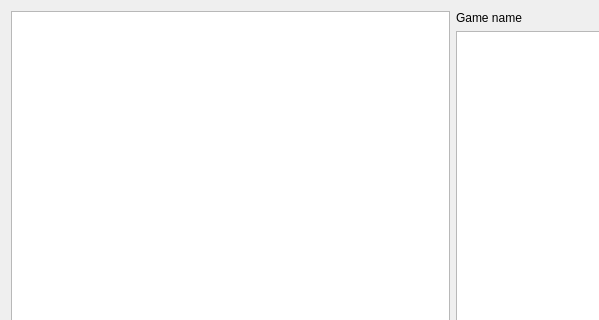
moebiusproject/moebiustoolkit, file src/gamebrowserpage.ui: the form before one commit; both pictures show x 0 to 599 and y 0 to 320 of the 905 by 775 pixel window.
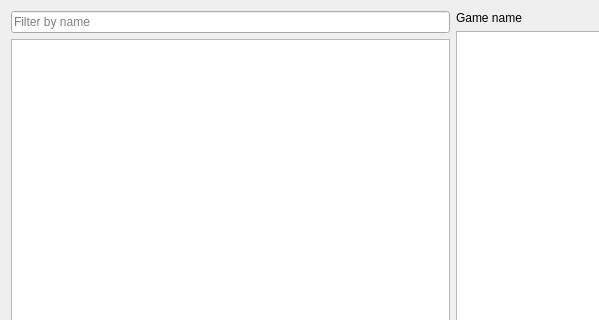
The form after the commit.

Commit message:
Redo GameBrowserPage with a filterable table
Drop the tree idea. It's only reason to be is to have the items nicely
folded and showing less initially, but I don't think it's actually a
good idea in the end. It was more "wishful thinking" on my part,
wanting to consider a tree as more powerful and with more possibilities,
but I no longer think it makes sense. The filterable table is still
limited, but already looks more complete and useful than before. A tree
with only one level of depth doesn't make sense.

What changed in the file:
```diff
--- a/src/gamebrowserpage.ui
+++ b/src/gamebrowserpage.ui
@@ -15,7 +15,34 @@
   </property>
   <layout class="QHBoxLayout" name="horizontalLayout">
    <item>
-    <widget class="QTreeView" name="resources"/>
+    <layout class="QVBoxLayout" name="verticalLayout_2">
+     <item>
+      <widget class="QLineEdit" name="resourcesFilter">
+       <property name="placeholderText">
+        <string>Filter by name</string>
+       </property>
+       <property name="clearButtonEnabled">
+        <bool>true</bool>
+       </property>
+      </widget>
+     </item>
+     <item>
+      <widget class="QTableView" name="resources">
+       <property name="alternatingRowColors">
+        <bool>true</bool>
+       </property>
+       <property name="selectionMode">
+        <enum>QAbstractItemView::SingleSelection</enum>
+       </property>
+       <property name="selectionBehavior">
+        <enum>QAbstractItemView::SelectRows</enum>
+       </property>
+       <property name="sortingEnabled">
+        <bool>true</bool>
+       </property>
+      </widget>
+     </item>
+    </layout>
    </item>
    <item>
     <layout class="QVBoxLayout" name="verticalLayout">
```
The commit also changes 2 other files.
